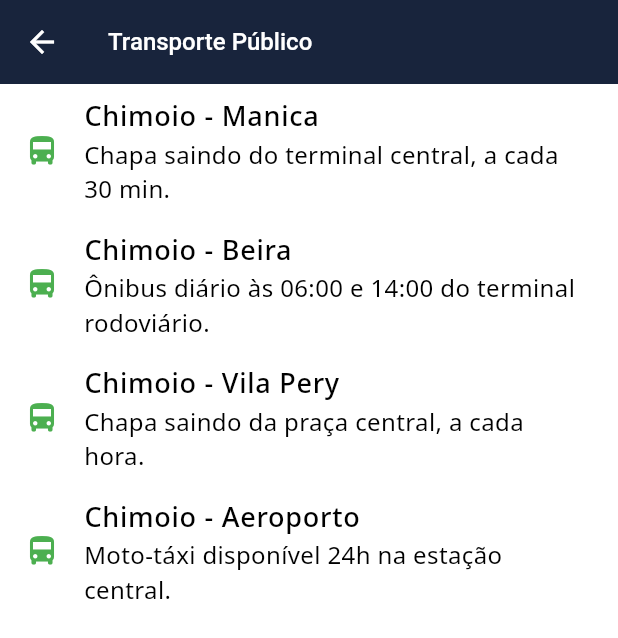
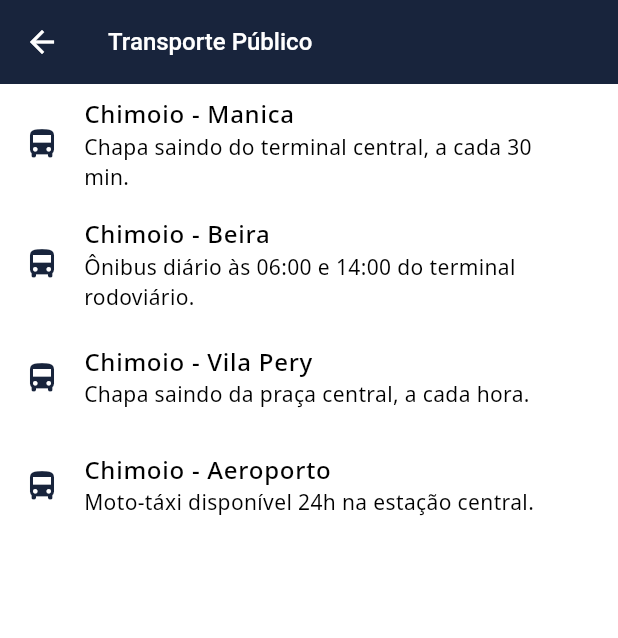
Before and after one commit to YMatique/chimoio_tour_guide, a Flutter app: the TransportScreen screen opened directly, on a phone screen of 412 x 824 dp. Shown: the top 638 px of the screen. Run offline on Flutter 3.47's test engine with Material 3 defaults, Android fonts, the phone set to English and light mode, and no system bars; our stand-ins replace google_maps_flutter, location, sqflite; accounts and stored records are empty.

Commit message:
customizing transport_screen

```diff
--- a/lib/screens/transport_screen.dart
+++ b/lib/screens/transport_screen.dart
@@ -24,9 +24,9 @@ class TransportScreen extends StatelessWidget {
             itemBuilder: (context, index) {
               final transport = transports[index];
               return ListTile(
-                leading: Icon(Icons.directions_bus, color: Colors.green),
-                title: Text(transport.route),
-                subtitle: Text(transport.description),
+                leading: Icon(Icons.directions_bus, color: Color(0xFF18243C)),
+                title: Text(transport.route, style: TextStyle(fontSize: 16, fontWeight: FontWeight.w500),),
+                subtitle: Text(transport.description, style: TextStyle(fontSize: 14, ),),
               );
             },
           );
```
